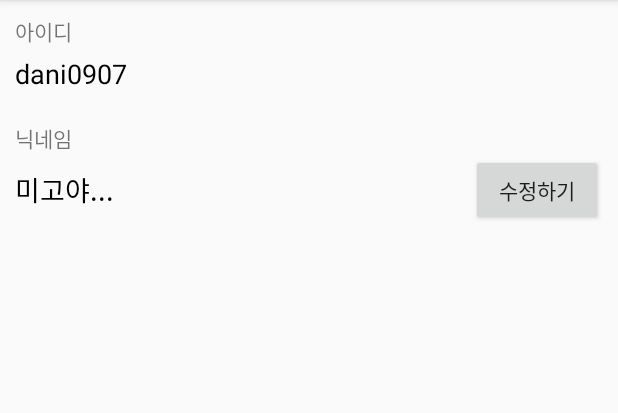
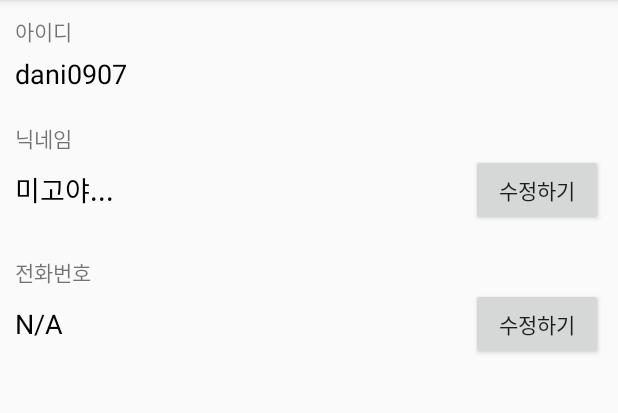
Before and after one commit to dani0907/AndroidBasic03_20200521, an Android app: the screen it shows after launch (MainActivity), on a phone screen of 412 x 824 dp, the part 84-497 px from its top. Run offline under Robolectric (Android 15) with nearby library versions, the phone set to English and light mode, and no system bars; our stand-ins replace data binding.

Commit message:
전화번호 수정 화면 그리기

```diff
--- a/app/build.gradle
+++ b/app/build.gradle
@@ -20,7 +20,7 @@ android {
             proguardFiles getDefaultProguardFile('proguard-android-optimize.txt'), 'proguard-rules.pro'
         }
     }
-    dataBinding{
+    dataBinding {
         enabled = true
     }
 
--- a/app/src/main/AndroidManifest.xml
+++ b/app/src/main/AndroidManifest.xml
@@ -9,7 +9,8 @@
         android:roundIcon="@mipmap/ic_launcher_round"
         android:supportsRtl="true"
         android:theme="@style/AppTheme">
-        <activity android:name=".EditUserNickNameActivity"></activity>
+        <activity android:name=".EditUserPhoneActivity"></activity>
+        <activity android:name=".EditUserNickNameActivity" />
         <activity android:name=".BaseActivity" />
         <activity android:name=".MainActivity">
             <intent-filter>
--- a/app/src/main/res/layout/activity_main.xml
+++ b/app/src/main/res/layout/activity_main.xml
@@ -49,5 +49,34 @@
                 android:text="수정하기"/>
         </LinearLayout>
 
+        <TextView
+            android:layout_width="wrap_content"
+            android:layout_height="wrap_content"
+            android:layout_marginTop="20dp"
+            android:text="전화번호"/>
+        <LinearLayout
+            android:layout_width="match_parent"
+            android:layout_height="wrap_content"
+            android:orientation="horizontal"
+            android:gravity="center_vertical">
+            <TextView
+                android:id="@+id/userPhoneTxt"
+                android:layout_width="wrap_content"
+                android:layout_height="wrap_content"
+                android:textSize="18sp"
+                android:textColor="#000000"
+                android:text="N/A"/>
+            <TextView
+                android:layout_width="0dp"
+                android:layout_height="wrap_content"
+                android:layout_weight="1"/>
+            <Button
+                android:id="@+id/editPhoneBtn"
+                android:layout_width="wrap_content"
+                android:layout_height="wrap_content"
+                android:text="수정하기"/>
+        </LinearLayout>
+
+
     </LinearLayout>
 </layout>
```
Also changed, not shown: app/src/main/java/com/example/androidbasic03_20200521/EditUserPhoneActivity.java (added, +25 -0 lines), app/src/main/res/layout/activity_edit_user_phone.xml (added, +28 -0 lines).
